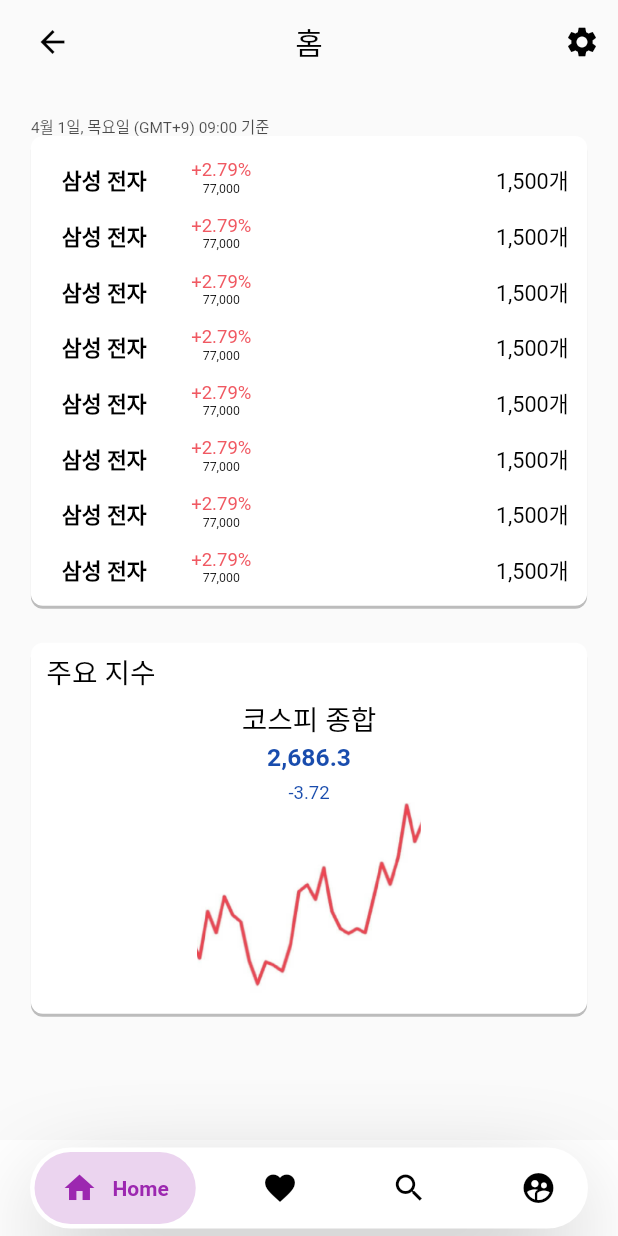
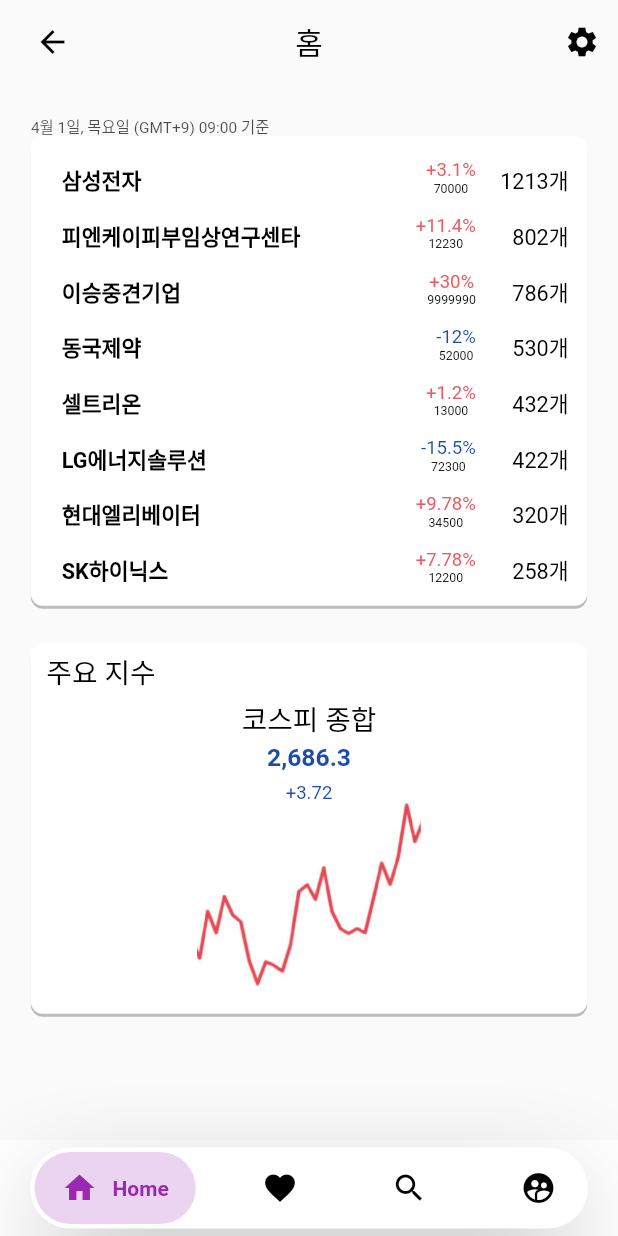
Before and after one commit to kookmin-sw/capstone-2022-07, a Flutter app: the screen it shows after launch, on a phone screen of 412 x 824 dp. Run offline on Flutter 3.47's test engine with Material 2 defaults, Android fonts, the phone set to English and light mode, and no system bars; drawn by our look-alikes of google_nav_bar; our stand-ins replace badges, firebase_auth, firebase_core, flutter_svg, google_sign_in, simple_animations; accounts and stored records are empty; Roboto replaces fonts that are missing (ABeeZee, Content).

Commit message:
=chg mainscreen.dart chg Topstocklist

```diff
--- a/flutter_application_1/lib/screens/mainScreen/mainscreen.dart
+++ b/flutter_application_1/lib/screens/mainScreen/mainscreen.dart
@@ -8,7 +8,6 @@ import 'package:flutter/material.dart';
 import 'package:flutter_application_1/Color/Color.dart';
 import 'package:flutter_application_1/Components/main_app_bar.dart';
 import 'package:flutter_application_1/Components/setting_button.dart';
-
 
 class Mainscreen extends StatefulWidget {
   Mainscreen({Key? key}) : super(key: key);
@@ -25,7 +24,7 @@ class _MainscreenState extends State<Mainscreen> {
             crossAxisAlignment: CrossAxisAlignment.start,
             children: [
               Text(
-                '4월 1일, 목요일 (GMT+9) 09:00 기준',
+                '4월 1일, 목요일 (GMT+9) 09:00 기준', //Firebase 적용 사항
                 style: TextStyle(
                   color: Color.fromRGBO(0, 0, 0, 0.7),
                   fontFamily : 'Content',
@@ -55,14 +54,14 @@ class _MainscreenState extends State<Mainscreen> {
                   ),
                   child : Column(
                     children: [ // Firebase 적용 사항
-                      Topstock(size),
-                      Topstock(size),
-                      Topstock(size),
-                      Topstock(size),
-                      Topstock(size),
-                      Topstock(size),
-                      Topstock(size),
-                      Topstock(size),
+                      Topstock(size, '삼성전자', '+3.1%', 70000, 1213),
+                      Topstock(size, '피엔케이피부임상연구센타', '+11.4%', 12230,802 ),
+                      Topstock(size, '이승중견기업', '+30%', 9999990, 786),
+                      Topstock(size, '동국제약', '-12%', 52000,530 ),
+                      Topstock(size, '셀트리온', '+1.2%', 13000, 432),
+                      Topstock(size, 'LG에너지솔루션', '-15.5%', 72300,422 ),
+                      Topstock(size, '현대엘리베이터', '+9.78%', 34500, 320),
+                      Topstock(size, 'SK하이닉스', '+7.78%', 12200,258 ),
 
 
                     ],
@@ -72,7 +71,14 @@ class _MainscreenState extends State<Mainscreen> {
     );
   }
 
-  Widget Topstock(Size size){
+  Widget Topstock(Size size, String stockname, var stockperc, var stockprice, var newscount ){
+    var color;
+    if (stockperc[0] == '+') {
+      color = CHART_PLUS;
+    } else {
+      color = CHART_MINUS;
+    }
+
     return Container(
         width: size.width *  0.9,
         height: size.height * 0.37 * 0.1,
@@ -82,7 +88,7 @@ class _MainscreenState extends State<Mainscreen> {
             Container(
 
                 child: Text(
-                  '삼성 전자',  //Firebase 적용사항
+                  '${stockname}',  //Firebase 적용사항
                   style: TextStyle(
                       color: Color.fromRGBO(0, 0, 0, 1),
                       fontFamily: 'ABeeZee',
@@ -92,21 +98,25 @@ class _MainscreenState extends State<Mainscreen> {
                 )
 
             ),
+            Expanded(
+
+              child : Row(
+                mainAxisAlignment: MainAxisAlignment.end,
+                children: [
                   Container(
-                margin: EdgeInsets.only(left: size.width * 0.9 * 0.08),
-                alignment: Alignment.center,
                       child : Column(
                         children: [
                           Text(
-                      '+2.79%', //Firebase 적용사항
+
+                            '${stockperc}', //Firebase 적용사항
                             style: TextStyle(
-                          color: CHART_PLUS,
+                                color: color,
                                 fontFamily: 'Content',
                                 fontSize: size.width * 0.03,
                                 fontWeight: FontWeight.normal,
                                 height: 1.2),),
                           Text(
-                      '77,000', //Firebase 적용사항
+                            '${stockprice}', //Firebase 적용사항
                             style: TextStyle(
                                 color: Color.fromRGBO(0, 0, 0, 1),
                                 fontFamily: 'Content',
@@ -119,10 +129,10 @@ class _MainscreenState extends State<Mainscreen> {
 
                       )
                   ),
-            Expanded(
-
+                  Container(
+                      width : size.width * 0.15,
                       child: Text(
-                  '1,500개', //Firebase 적용사항
+                        '${newscount}개', //Firebase 적용사항
                         textAlign: TextAlign.right,
                         style: TextStyle(
                             color: Color.fromRGBO(0, 0, 0, 1),
@@ -133,6 +143,10 @@ class _MainscreenState extends State<Mainscreen> {
                       )
 
                   ),
+
+                ],
+              )
+            )
 
           ],
         )
@@ -205,7 +219,7 @@ class _MainscreenState extends State<Mainscreen> {
                   ),
                 ),
                 Text(
-                  '-3.72', // Firebase 적용 사항
+                  '+3.72', // Firebase 적용 사항
                   textAlign: TextAlign.center,
                   style: TextStyle(
                       color: Color.fromRGBO(0, 57, 164, 0.9),
--- a/flutter_application_1/lib/screens/start_screen.dart
+++ b/flutter_application_1/lib/screens/start_screen.dart
@@ -39,7 +39,7 @@ class _StartScreenState extends State<StartScreen> {
     Colors.purple,
     Colors.pink,
     Colors.amber[600]!,
-    Colors.teal
+    Colors.teal,
   ];
 
   @override
@@ -131,7 +131,7 @@ class _StartScreenState extends State<StartScreen> {
                   //   // ),
                   // ),
                   text: 'User',
-                )
+                ),
               ],
               selectedIndex: selectedIndex,
               onTabChange: (index) {
--- a/flutter_application_1/pubspec.yaml
+++ b/flutter_application_1/pubspec.yaml
@@ -33,6 +33,7 @@ dependencies:
   # The following adds the Cupertino Icons font to your application.
   # Use with the CupertinoIcons class for iOS style icons.
   cupertino_icons: ^1.0.2
+  google_fonts: ^2.3.1
 
 dev_dependencies:
   flutter_test:
@@ -50,6 +51,7 @@ dev_dependencies:
   badges: ^2.0.2
   flutter_svg: ^1.0.3
   intl: ^0.17.0
+
 
   # Firebase dependencies
   firebase_core: ^1.13.1
```
Also changed, not shown: flutter_application_1/pubspec.lock. Lines whose indentation alone changed are shown as unchanged.
